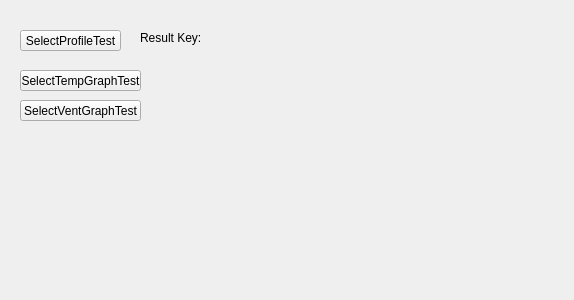
ciberslavik/climacore, file QtClient/QtClimaClient/Frames/TestModeFrame.ui: the form before one commit.
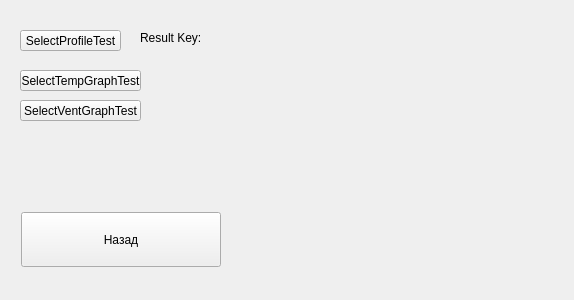
The form after the commit. Icons and pictures are not drawn.

```diff
--- a/QtClient/QtClimaClient/Frames/TestModeFrame.ui
+++ b/QtClient/QtClimaClient/Frames/TestModeFrame.ui
@@ -65,6 +65,47 @@
     <string>SelectVentGraphTest</string>
    </property>
   </widget>
+  <widget class="QWidget" name="horizontalLayoutWidget">
+   <property name="geometry">
+    <rect>
+     <x>20</x>
+     <y>200</y>
+     <width>202</width>
+     <height>80</height>
+    </rect>
+   </property>
+   <layout class="QHBoxLayout" name="horizontalLayout">
+    <item>
+     <widget class="QPushButton" name="pushButton_2">
+      <property name="minimumSize">
+       <size>
+        <width>200</width>
+        <height>55</height>
+       </size>
+      </property>
+      <property name="maximumSize">
+       <size>
+        <width>200</width>
+        <height>55</height>
+       </size>
+      </property>
+      <property name="text">
+       <string>Назад</string>
+      </property>
+      <property name="icon">
+       <iconset resource="../Resources.qrc">
+        <normaloff>:/Images/return.png</normaloff>:/Images/return.png</iconset>
+      </property>
+      <property name="iconSize">
+       <size>
+        <width>42</width>
+        <height>42</height>
+       </size>
+      </property>
+     </widget>
+    </item>
+   </layout>
+  </widget>
  </widget>
  <resources/>
  <connections/>
```
Left out of the diff: 4 changed lines with no effect on the pictures.
